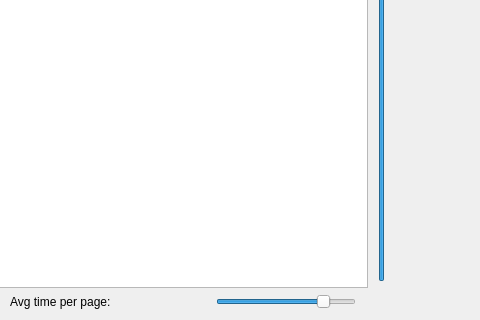
This is src/statsviewer/statsviewer.ui in lettergram/basicbookreader as Qt 5 draws it before an edit; both pictures show x 270 to 750 and y 280 to 600 of the 750 by 600 pixel window. The edited form follows.
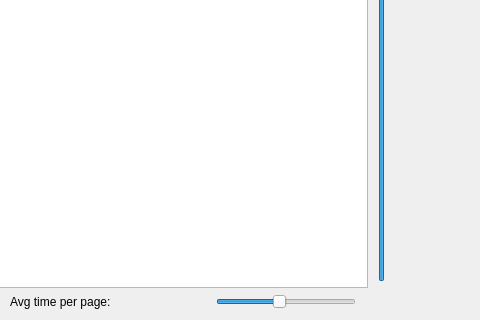
This is the edited form.

Commit message: Fixed issue with horizontal stretch bar, lame fix but works

What changed in the file:
```diff
--- a/src/statsviewer/statsviewer.ui
+++ b/src/statsviewer/statsviewer.ui
@@ -154,7 +154,7 @@
       <number>1</number>
      </property>
      <property name="maximum">
-      <number>6</number>
+      <number>10</number>
      </property>
      <property name="pageStep">
       <number>2</number>
```
The commit also changes 2 other files.
